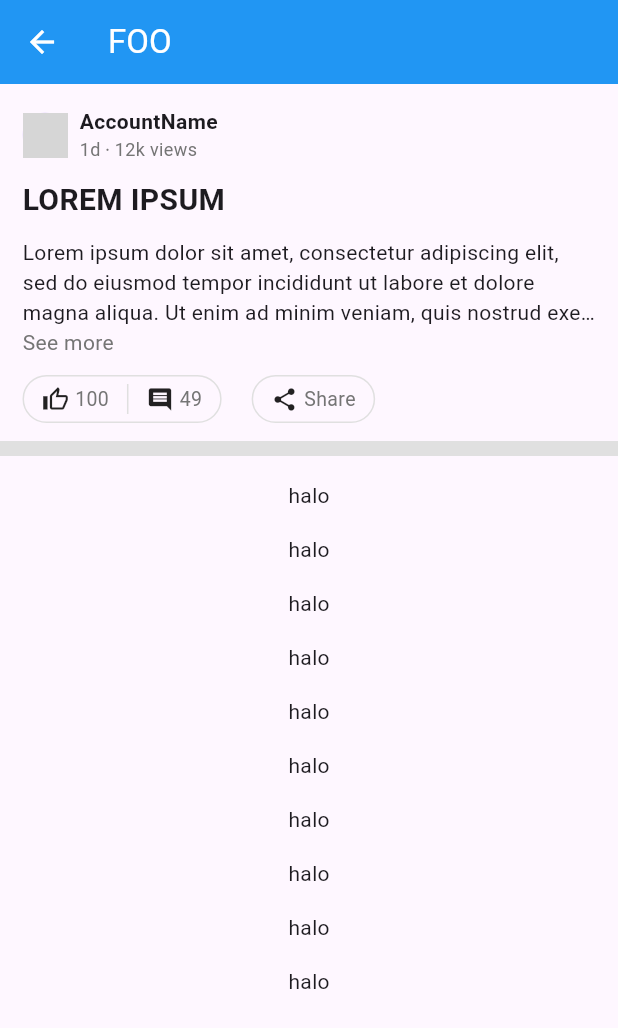
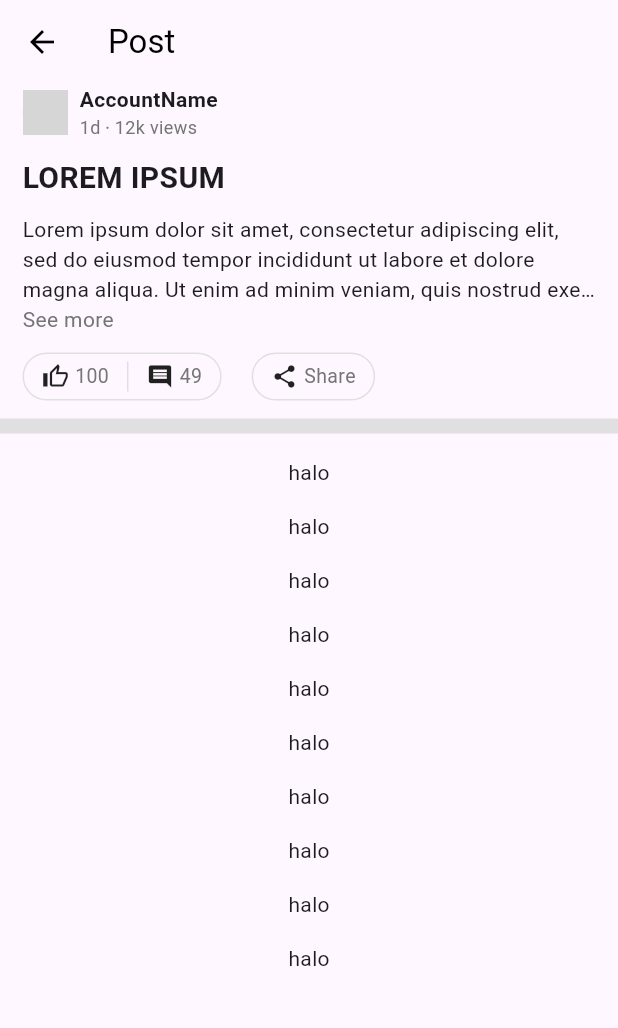
Before and after one commit to brentibanez331/plant-disease-thesis, a Flutter app: the Comments screen opened directly, on a phone screen of 412 x 824 dp. Shown: the top 1028 px of the screen. Run offline on Flutter 3.47's test engine with Material 3 defaults, Android fonts, the phone set to English and light mode, and no system bars; our stand-ins replace firebase_auth, firebase_core, flutter_dotenv, flutter_secure_storage, flutter_spinkit, image_picker and 1 more; missing offline and left inert: flame; accounts and stored records are empty; network calls fail; grey boxes are pictures that could not be loaded.

```diff
--- a/lib/pages/comments.dart
+++ b/lib/pages/comments.dart
@@ -1,7 +1,15 @@
 import 'package:flutter/material.dart';
+import 'package:thesis/models/post.dart';
+import 'package:thesis/models/user.dart';
 
 class Comments extends StatefulWidget {
-  const Comments({super.key});
+  // final UserModel user;
+  // final Post post;
+  const Comments({
+    super.key,
+    // required this.user,
+    // required this.post,
+  });
 
   @override
   _CommentsState createState() => _CommentsState();
@@ -13,18 +21,16 @@ class _CommentsState extends State<Comments> {
 
   @override
   Widget build(BuildContext context) {
-    return SafeArea(
-      child: Scaffold(
+    return Scaffold(
       appBar: AppBar(
-          title: const Text('FOO'),
-          foregroundColor: Colors.white,
-          backgroundColor: Colors.blue,
+        title: const Text('Post'),
+        foregroundColor: Colors.black,
       ),
       body: Column(
         crossAxisAlignment: CrossAxisAlignment.start,
         children: [
           Padding(
-              padding: const EdgeInsets.only(left: 15.0, top: 15, right: 15),
+            padding: const EdgeInsets.only(left: 15.0, right: 15),
             child: Row(
               children: [
                 const CircleAvatar(
@@ -71,9 +77,8 @@ class _CommentsState extends State<Comments> {
                 Text(
                   'Lorem ipsum dolor sit amet, consectetur adipiscing elit, sed do eiusmod tempor incididunt ut labore et dolore magna aliqua. Ut enim ad minim veniam, quis nostrud exercitation ullamco laboris nisi ut aliquip ex ea commodo consequat.',
                   maxLines: isExpanded ? null : 3,
-                    overflow: isExpanded
-                        ? TextOverflow.visible
-                        : TextOverflow.ellipsis,
+                  overflow:
+                      isExpanded ? TextOverflow.visible : TextOverflow.ellipsis,
                 ),
                 GestureDetector(
                   onTap: () {
@@ -224,16 +229,12 @@ class _CommentsState extends State<Comments> {
               itemCount: 10, // Limit the number of items to display
               itemBuilder: (BuildContext context, int index) {
                 return const Column(
-                    children: [
-                      Padding(padding: EdgeInsets.all(8)),
-                      Text('halo')
-                    ],
+                  children: [Padding(padding: EdgeInsets.all(8)), Text('halo')],
                 );
               },
             ),
           ),
         ],
-        ),
       ),
     );
   }
```
Also changed, not shown: lib/widgets/post_item.dart (+27 -16 lines). Lines whose indentation alone changed are shown as unchanged.
